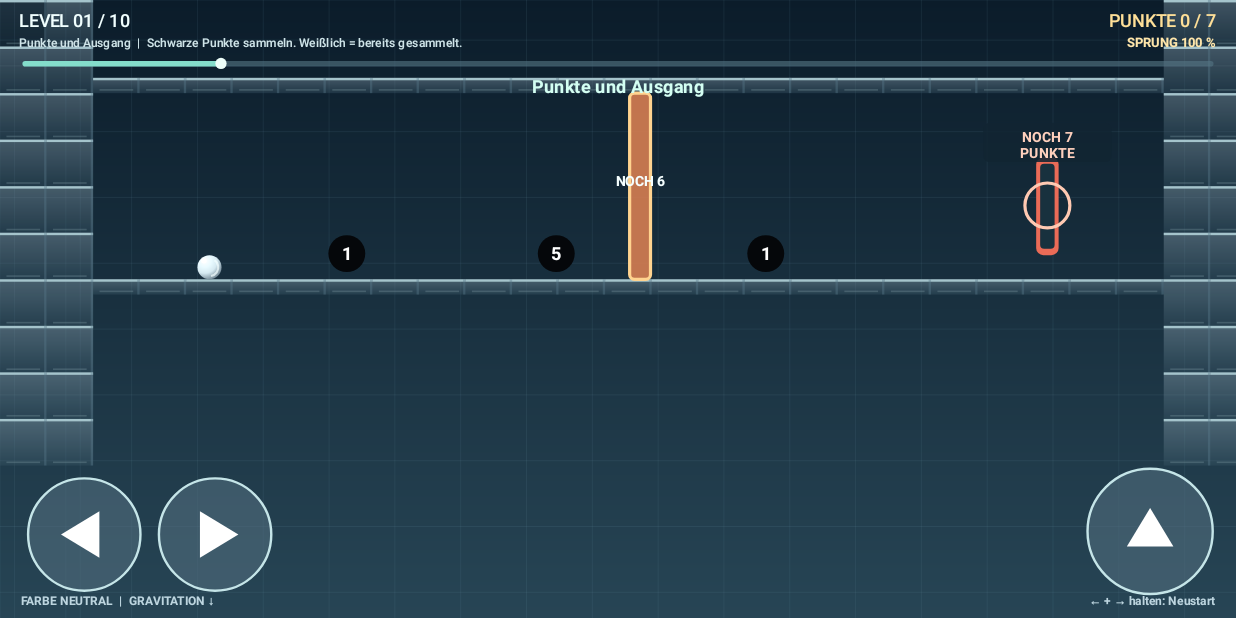
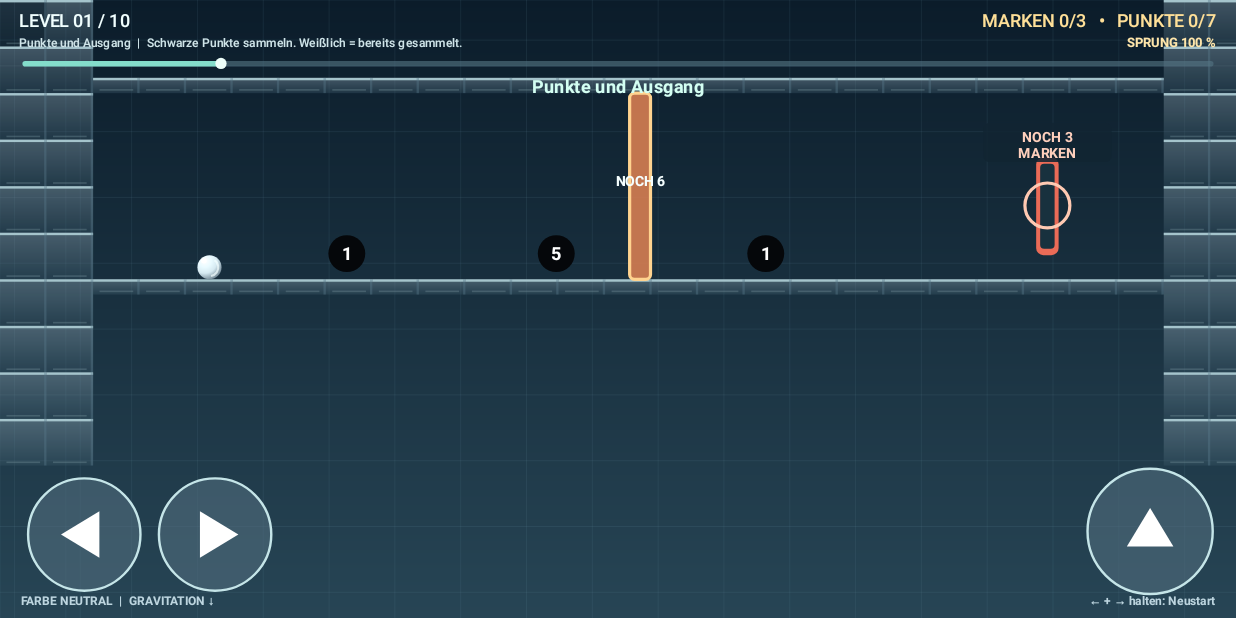
Before and after one commit to sschermer/Kugelspiel, an Android app: the screen it shows after launch (MainActivity), on a phone screen of 824 x 412 dp (held sideways). Run offline under Robolectric (Android 15) with nearby library versions, the phone set to English and light mode, and no system bars.

Commit message:
Require every point token to open exit; replace exit text with remaining token count and remove all passage labels and arrows

```diff
--- a/app/src/main/java/de/sschermer/kugelspiel/GameView.java
+++ b/app/src/main/java/de/sschermer/kugelspiel/GameView.java
@@ -40,7 +40,7 @@ final class GameView extends View {
     GameView(Context context) {
         super(context);
         prefs=context.getSharedPreferences("kugelspiel_progress",Context.MODE_PRIVATE);
-        level=Math.max(0,Math.min(9,prefs.getInt("level_005",0)));
+        level=Math.max(0,Math.min(9,prefs.getInt("level_008",0)));
         begin(false);
         setFocusable(true);
     }
@@ -61,9 +61,18 @@ final class GameView extends View {
         tipTime=4.5f;messageTime=0;exitWarning=0;
         camX=0;camY=0;
         left.clear();right.clear();jump.clear();
-        prefs.edit().putInt("level_005",level).apply();
+        prefs.edit().putInt("level_008",level).apply();
     }
     private void msg(String t) {message=t;messageTime=1.65f;}
+    /** Completion depends on the individual token flags, not on a lower score target. */
+    private int missingTokens() {
+        int missing=0;
+        for(int i=0;i<world().items.size();i++){
+            if(world().items.get(i).type==LevelData.POINT && !collected[i])missing++;
+        }
+        return missing;
+    }
+    private boolean allTokensCollected(){return missingTokens()==0;}
     private void checkpoint(float px,float py) {
         if(hasCheckpoint && Math.abs(checkpointX-px)<2)return;
         hasCheckpoint=true;
@@ -81,8 +90,8 @@ final class GameView extends View {
         msg(hasCheckpoint?"Zurück zum Checkpoint":"Zurück zum Start");
     }
     private void next() {
-        int old=prefs.getInt("best_005_"+level,0);
-        if(score>old)prefs.edit().putInt("best_005_"+level,score).apply();
+        int old=prefs.getInt("best_008_"+level,0);
+        if(score>old)prefs.edit().putInt("best_008_"+level,score).apply();
         if(level==9){complete=true;finishDelay=0;msg("Alle Labyrinthe geschafft!");}
         else{level++;begin(false);}
     }
@@ -250,9 +259,9 @@ final class GameView extends View {
         }
         float ex=world().exitX,ey=world().exitY;
         if(Math.abs(x-ex)<35 && Math.abs(y-ey)<115) {
-            if(score>=world().target){finishDelay=.8f;vx=vy=0;msg("Ausgang geöffnet!");}
+            if(allTokensCollected()){finishDelay=.8f;vx=vy=0;msg("Alle Marken gesammelt!");}
             else if(exitWarning<=0) {
-                msg("Noch "+(world().target-score)+" Punkte nötig");
+                msg("Noch "+missingTokens()+" Marken sammeln");
                 exitWarning=2;
             }
         }
@@ -336,14 +345,8 @@ final class GameView extends View {
                 // at an artificial 100-unit-high decorative shaft.
                 c.drawLine(leftEdge+3,top-7,leftEdge+3,bottom+6,p);
                 c.drawLine(rightEdge-3,top-7,rightEdge-3,bottom+6,p);
-                p.setColor(0xffc8fff1);
-                p.setTypeface(Typeface.DEFAULT_BOLD);
-                p.setTextAlign(Paint.Align.CENTER);
-                p.setTextSize(18);
-                c.drawText("↓",center,bottom-3,p);
-                p.setTextSize(13);
-                c.drawText("DURCHGANG",center,top-14,p);
-                p.setTextAlign(Paint.Align.LEFT);
+                // All ordinary safe openings are unlabelled and bidirectional.
+                // No direction arrow: either direction is valid with suitable physics.
             }else{
                 p.setColor(0xff390e18);
                 c.drawRect(leftEdge,top,rightEdge,bottom,p);
@@ -360,12 +363,7 @@ final class GameView extends View {
                 p.setStrokeWidth(2.5f);
                 c.drawPath(teeth,p);
                 p.setStyle(Paint.Style.FILL);
-                p.setTextAlign(Paint.Align.CENTER);
-                p.setTypeface(Typeface.DEFAULT_BOLD);
-                p.setTextSize(14);
-                p.setColor(0xffffc4bd);
-                c.drawText("GEFAHR",center,top-13,p);
-                p.setTextAlign(Paint.Align.LEFT);
+                // Red hazard teeth convey death; no opening text labels.
             }
         }
     }
@@ -506,7 +504,7 @@ final class GameView extends View {
     }
     private void exit(Canvas c) {
         float xx=world().exitX, yy=world().exitY;
-        boolean open=score>=world().target;
+        boolean open=allTokensCollected();
         p.setColor(open?0xff46e7b6:0xffea6b57);
         c.drawRoundRect(new RectF(xx-14,yy-60,xx+14,yy+62),9,9,p);
         p.setColor(0xff18313e);
@@ -514,8 +512,8 @@ final class GameView extends View {
         p.setStyle(Paint.Style.STROKE);p.setStrokeWidth(4);
         p.setColor(open?0xffbcffe5:0xffffc9b2);
         c.drawCircle(xx,yy,28,p);p.setStyle(Paint.Style.FILL);
-        String label=open?"OFFEN":"NOCH "+(world().target-score);
-        String label2=open?"":((world().target-score)==1?"PUNKT":"PUNKTE");
+        String label=open?"OFFEN":"NOCH "+missingTokens();
+        String label2=open?"":(missingTokens()==1?"MARKE":"MARKEN");
         p.setTypeface(Typeface.DEFAULT_BOLD);p.setTextAlign(Paint.Align.CENTER);
         p.setTextSize(18);
         float yLabel=yy-79;
@@ -554,8 +552,10 @@ final class GameView extends View {
         p.setTextAlign(Paint.Align.LEFT);p.setTextSize(22);p.setColor(0xfff1ffff);
         c.drawText(String.format(Locale.GERMANY,"LEVEL %02d / 10",level+1),24,34,p);
         p.setTextAlign(Paint.Align.RIGHT);
-        p.setColor(score>=world().target?0xff8bffd7:0xffffe098);
-        c.drawText("PUNKTE "+score+" / "+world().target,vw-25,34,p);
+        p.setColor(allTokensCollected()?0xff8bffd7:0xffffe098);
+        c.drawText("MARKEN "+(world().collectibleCount()-missingTokens())+
+                    "/"+world().collectibleCount()+"   •   PUNKTE "+score+"/"+world().target,
+                    vw-25,34,p);
         p.setTextAlign(Paint.Align.LEFT);p.setTextSize(15);p.setColor(0xffd0e5e9);
         String subtitle=world().name+"  |  "+world().tip;
         while(subtitle.length()>10&&p.measureText(subtitle)>vw-50)
```
